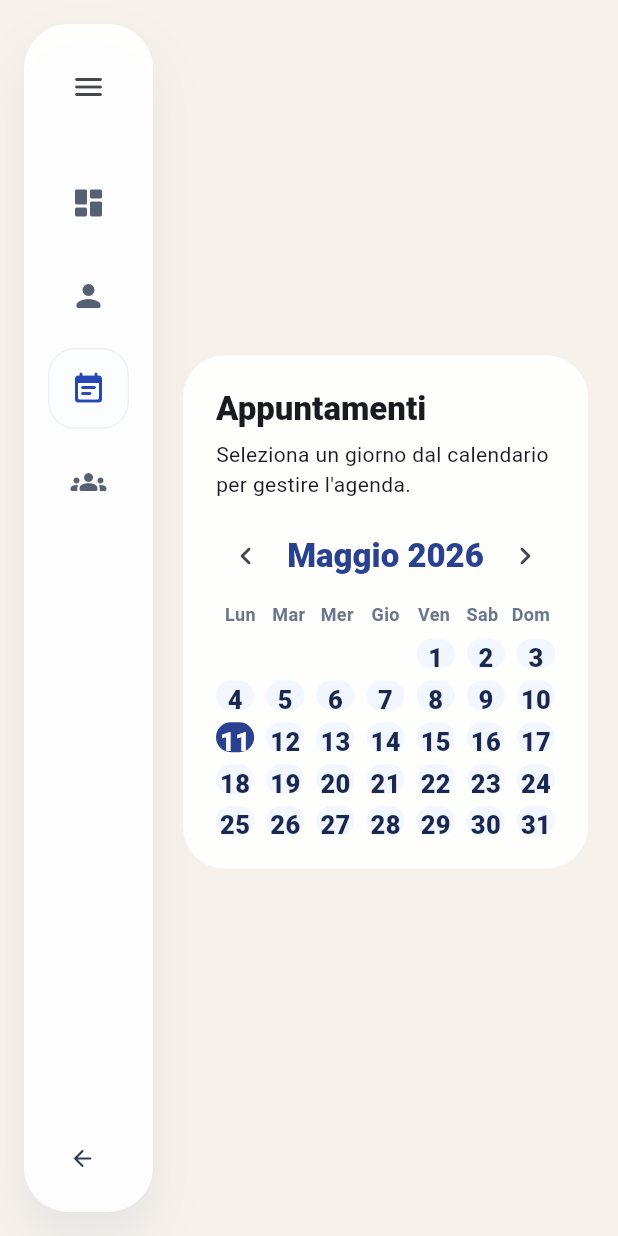
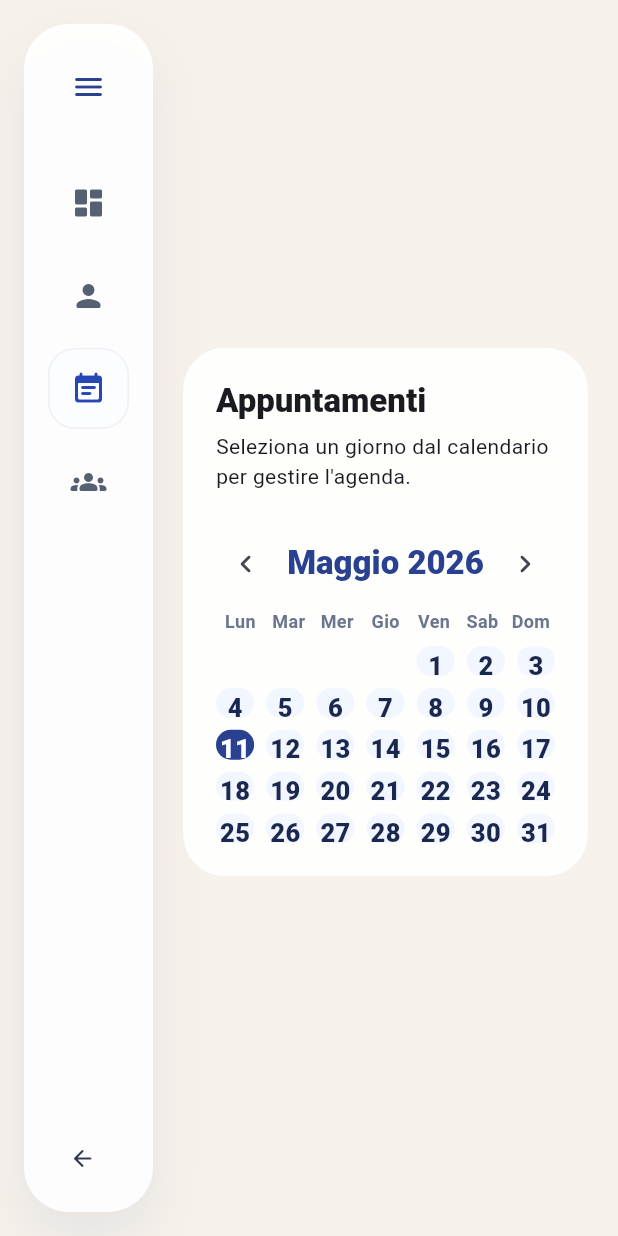
Before and after one commit to luigip11/hairstylr, a Flutter app: the AdminDashboardView screen opened directly, after a tap on the "person" icon, after a tap on the "event note" icon, on a phone screen of 412 x 824 dp. Run offline on Flutter 3.47's test engine with Material 3 defaults, Android fonts, the phone set to English and light mode, and no system bars; our stand-ins replace cloud_firestore, firebase_auth, firebase_core, get, web; accounts and stored records are empty.

Commit message:
Style fix

```diff
--- a/lib/features/admin/widgets/admin_appointments_panel.dart
+++ b/lib/features/admin/widgets/admin_appointments_panel.dart
@@ -48,12 +48,14 @@ class _AdminAppointmentsPanelState extends State<AdminAppointmentsPanel> {
       return AdminPanelShell(
         title: 'Appuntamenti',
         subtitle: 'Seleziona un giorno dal calendario per gestire l\'agenda.',
+        child: Padding(
+          padding: const EdgeInsets.only(top: 10.0),
           child: Column(
             crossAxisAlignment: CrossAxisAlignment.start,
             children: [
               _AdminAppointmentsCalendar(controller: controller),
               if (selectedAppointments.isNotEmpty) ...[
-              const SizedBox(height: 22),
+                const SizedBox(height: 40),
                 Container(
                   padding: const EdgeInsets.fromLTRB(14, 14, 10, 14),
                   decoration: BoxDecoration(
@@ -85,6 +87,7 @@ class _AdminAppointmentsPanelState extends State<AdminAppointmentsPanel> {
                 ),
               ],
             ],
+          ),
         ),
       );
     });
--- a/lib/features/admin/widgets/admin_dashboard_view.dart
+++ b/lib/features/admin/widgets/admin_dashboard_view.dart
@@ -80,7 +80,10 @@ class _AdminSidebar extends GetView<AdminAreaController> {
             IconButton(
               tooltip: 'Apri menu',
               onPressed: controller.toggleSidebarCollapsed,
-              icon: const Icon(Icons.menu_rounded),
+              icon: const Icon(
+                Icons.menu_rounded,
+                color: AppColors.bookingDeepBlue,
+              ),
             )
           else
             Row(
@@ -101,7 +104,10 @@ class _AdminSidebar extends GetView<AdminAreaController> {
                 IconButton(
                   tooltip: 'Comprimi menu',
                   onPressed: controller.toggleSidebarCollapsed,
-                  icon: const Icon(Icons.keyboard_double_arrow_left_rounded),
+                  icon: const Icon(
+                    Icons.keyboard_double_arrow_left_rounded,
+                    color: AppColors.bookingDeepBlue,
+                  ),
                 ),
               ],
             ),
```
Also changed, not shown: lib/features/admin/widgets/admin_customers_panel.dart (+41 -5 lines), lib/features/public_booking/widgets/booking_confirmation_section.dart (+21 -4 lines). Lines whose indentation alone changed are shown as unchanged.
